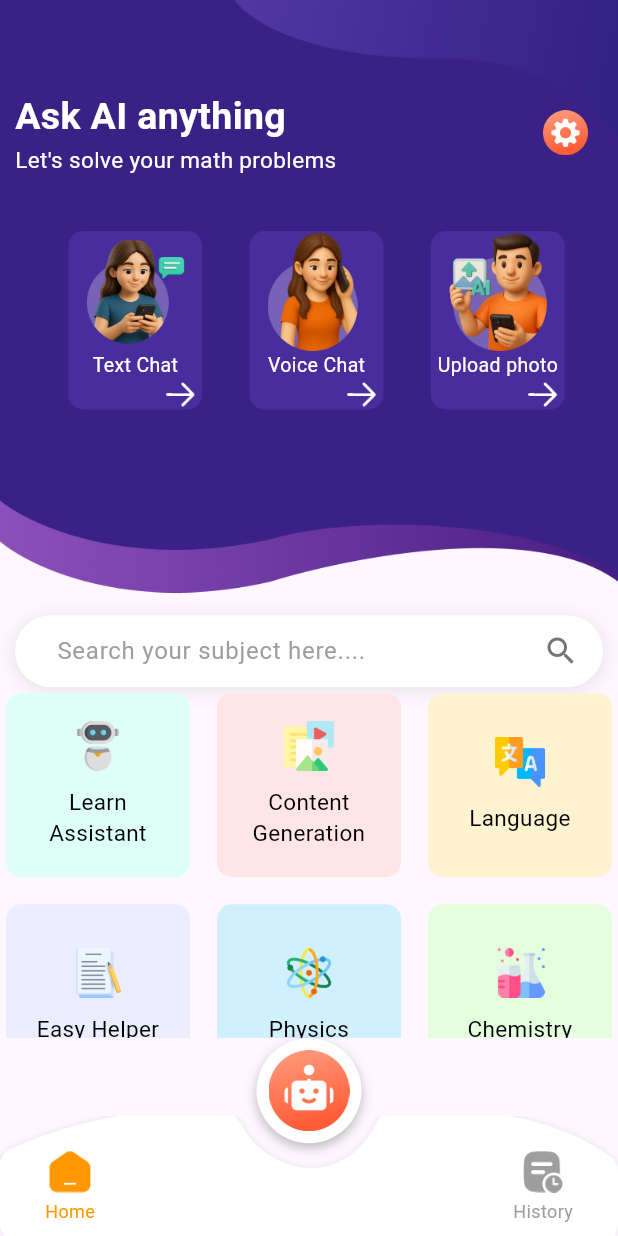
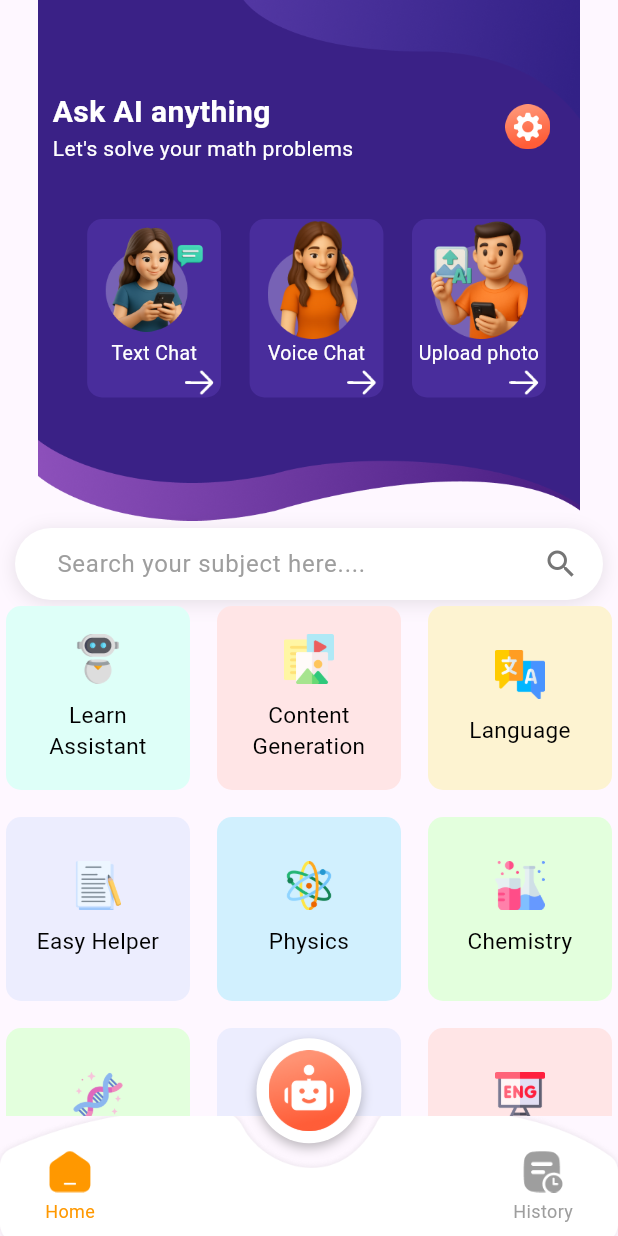
Before and after one commit to Khayooo/Ai-Math-Solver-App, a Flutter app: the Dashboard screen opened directly, on a phone screen of 412 x 824 dp. Run offline on Flutter 3.47's test engine with Material 3 defaults, Android fonts, the phone set to English and light mode, and no system bars; our stand-ins replace camera, image_cropper, image_picker.

Commit message:
refactor: Clean up and refactor Dashboard UI

```diff
--- a/lib/dashboard/dashboard.dart
+++ b/lib/dashboard/dashboard.dart
@@ -1,10 +1,8 @@
-import 'dart:io';
 import 'package:ai_math_solver/call%20screen/calling_screen.dart';
 import 'package:ai_math_solver/custom_widget/custom_card.dart';
 import 'package:ai_math_solver/model/dash_board_icons.dart';
 import 'package:ai_math_solver/utils/colors_paths.dart';
 import 'package:flutter/material.dart';
-import 'package:image_picker/image_picker.dart';
 import '../custom_widget/buttom_navigation_bar.dart';
 import '../custom_widget/dash_board_icons.dart';
 import '../scan screen/scan_screen.dart';
@@ -19,19 +17,7 @@ class Dashboard extends StatefulWidget {
 }
 
 class _DashboardState extends State<Dashboard> {
-
   int currentIndex = 0;
-  // File? _image;
-  // final  _picker = ImagePicker();
-  // pickImageFromCamera() async {
-  //   final  pickedImage = await _picker.pickImage(source: ImageSource.camera);
-  //   if(pickedImage != null) {
-  //     _image = File(pickedImage.path);
-  //     setState(() {
-  //       _image;
-  //     });
-  //   }
-  // }
 
   List<DashBoardIconsModel> dashboardMenuList = [
     DashBoardIconsModel(
@@ -108,6 +94,121 @@ class _DashboardState extends State<Dashboard> {
     ),
   ];
 
+  // // testing
+  // @override
+  // Widget build(BuildContext context) {
+  //   Size size = MediaQuery.of(context).size;
+  //   return Scaffold(
+  //     body: Stack(
+  //       children: [
+  //         /// 🔹 Main Dashboard Content
+  //         Column(
+  //           children: [
+  //             // upar wala background aur top content
+  //             Stack(
+  //               children: [
+  //                 Image.asset(AssetPaths().img_background, fit: BoxFit.fill),
+  //                 Positioned(
+  //                   top: 60,
+  //                   left: 10,
+  //                   right: 0.0,
+  //                   bottom: 0.0,
+  //                   child: Container(
+  //                     height: 390,
+  //                     width: size.width,
+  //                     child: Column(
+  //                       children: [
+  //                         // 👆 tumhara pura top content yaha...
+  //                       ],
+  //                     ),
+  //                   ),
+  //                 ),
+  //               ],
+  //             ),
+  //
+  //             SizedBox(height: 15),
+  //
+  //             // search bar
+  //             Padding(
+  //               padding: const EdgeInsets.symmetric(horizontal: 10),
+  //               child: Container(
+  //                 padding: EdgeInsets.symmetric(horizontal: 16, vertical: 12),
+  //                 decoration: BoxDecoration(
+  //                   color: Colors.white,
+  //                   borderRadius: BorderRadius.circular(25),
+  //                   boxShadow: [
+  //                     BoxShadow(
+  //                       color: Colors.black.withOpacity(0.1),
+  //                       blurRadius: 10,
+  //                       offset: Offset(0, 2),
+  //                     ),
+  //                   ],
+  //                 ),
+  //                 child: Row(
+  //                   children: [
+  //                     SizedBox(width: 12),
+  //                     Expanded(
+  //                       child: TextField(
+  //                         decoration: InputDecoration(
+  //                           hintText: AppStrings().hint_search,
+  //                           hintStyle: TextStyle(color: Colors.grey, fontSize: 16),
+  //                           border: InputBorder.none,
+  //                           isDense: true,
+  //                           contentPadding: EdgeInsets.zero,
+  //                         ),
+  //                       ),
+  //                     ),
+  //                     Icon(Icons.search, color: Colors.grey[600], size: 24),
+  //                   ],
+  //                 ),
+  //               ),
+  //             ),
+  //
+  //             /// Dashboard grid icons
+  //             Expanded(
+  //               child: GridView.builder(
+  //                 gridDelegate: const SliverGridDelegateWithFixedCrossAxisCount(
+  //                   crossAxisCount: 3,
+  //                   crossAxisSpacing: 10,
+  //                   mainAxisSpacing: 10,
+  //                 ),
+  //                 itemCount: dashboardMenuList.length,
+  //                 itemBuilder: (context, index) {
+  //                   return DashBoardIcons(
+  //                     icon: dashboardMenuList[index].icon,
+  //                     text: dashboardMenuList[index].text,
+  //                     color: dashboardMenuList[index].color,
+  //                     onPressed: () {
+  //                       if (dashboardMenuList[index].action == "Learning Assistant") {
+  //                         print("Learning Assistant Clicked");
+  //                       }
+  //                     },
+  //                   );
+  //                 },
+  //               ),
+  //             ),
+  //           ],
+  //         ),
+  //
+  //         /// 🔹 Bottom Navigation Bar (Always on top of Dashboard)
+  //         Align(
+  //           alignment: Alignment.bottomCenter,
+  //           child: BottomNavigationBarCustom(
+  //             currentIndex: currentIndex,
+  //             onTap: (index) {
+  //               setState(() {
+  //                 currentIndex = index;
+  //               });
+  //             },
+  //           ),
+  //         ),
+  //       ],
+  //     ),
+  //   );
+  // }
+
+
+
   @override
   Widget build(BuildContext context) {
     Size size = MediaQuery.of(context).size;
@@ -116,7 +217,7 @@ class _DashboardState extends State<Dashboard> {
         children: [
           Stack(
             children: [
-              Image.asset(AssetPaths().img_background, fit: BoxFit.fill),
+              Image.asset(AssetPaths().img_background, fit: BoxFit.scaleDown, height: 347,),
               Positioned(
                 top: 60,
                 left: 10,
@@ -136,16 +237,17 @@ class _DashboardState extends State<Dashboard> {
                               Text(
                                 AppStrings().ask_ai_anything,
                                 style: TextStyle(
-                                  fontSize: 25,
+                                  fontSize: 20,
                                   fontWeight: FontWeight.bold,
                                   color: ColorsPaths().white_color,
+
                                 ),
                               ),
                               Text(
                                 AppStrings().let_solve,
                                 style: TextStyle(
                                   color: ColorsPaths().white_color,
-                                  fontSize: 15,
+                                  fontSize: 14,
                                 ),
                               ),
                             ],
@@ -178,9 +280,14 @@ class _DashboardState extends State<Dashboard> {
                               text: AppStrings().voice_chat,
                               forward_button: AssetPaths().forward_button,
                               onPressed: () {
-                                Navigator.push(context, MaterialPageRoute(builder: (context) {
+                                Navigator.push(
+                                  context,
+                                  MaterialPageRoute(
+                                    builder: (context) {
                                       return const CallingScreen();
-                                }));
+                                    },
+                                  ),
+                                );
                               },
                             ),
 
@@ -192,13 +299,17 @@ class _DashboardState extends State<Dashboard> {
                               forward_button: AssetPaths().forward_button,
 
                               onPressed: () async {
-                                Navigator.push(context, MaterialPageRoute(builder: (context) {
+                                Navigator.push(
+                                  context,
+                                  MaterialPageRoute(
+                                    builder: (context) {
                                       return const ScanScreen();
-                                }));
+                                    },
+                                  ),
+                                );
                                 ;
-                              }
+                              },
                             ),
-
                           ],
                         ),
                       ),
@@ -208,7 +319,7 @@ class _DashboardState extends State<Dashboard> {
               ),
             ],
           ),
-          SizedBox(height: 15),
+          SizedBox(height: 5),
           //search bar
           Padding(
             padding: const EdgeInsets.symmetric(horizontal: 10),
@@ -227,12 +338,11 @@ class _DashboardState extends State<Dashboard> {
               ),
               child: Row(
                 children: [
-
                   SizedBox(width: 12),
                   Expanded(
                     child: TextField(
                       decoration: InputDecoration(
-                        hintText: 'Search your subject here....',
+                        hintText: AppStrings().hint_search,
                         hintStyle: TextStyle(color: Colors.grey, fontSize: 16),
                         border: InputBorder.none,
                         isDense: true,
@@ -248,6 +358,11 @@ class _DashboardState extends State<Dashboard> {
 
           //Dashbord item Menu
           Expanded(
+            child: Stack(
+              children: [
+                Positioned(child:
+                Padding(
+                  padding: const EdgeInsets.only(bottom: 80),
                   child: GridView.builder(
                     gridDelegate: const SliverGridDelegateWithFixedCrossAxisCount(
                       crossAxisCount: 3,
@@ -261,32 +376,37 @@ class _DashboardState extends State<Dashboard> {
                         text: dashboardMenuList[index].text,
                         color: dashboardMenuList[index].color,
                         onPressed: () {
-                    if (dashboardMenuList[index].action ==
-                        "Learning Assistant") {
-                      // ignore: avoid_print
+                          if (dashboardMenuList[index].action == "Learning Assistant") {
+
                             print("Learning Assistant Clicked");
                           }
                         },
                       );
                     },
                   ),
-          ),
-
-
-          //Buttom Navigation Bar
-
-
-
-        ],
-      ),
-      bottomNavigationBar: BottomNavigationBarCustom(
+                ),)
+                ,
+                Positioned(
+                    bottom: 0.0,
+                    left: 0.0,
+                    right: 0.0,
+                    child: BottomNavigationBarCustom(
                   currentIndex: currentIndex,
                   onTap: (index) {
                     setState(() {
                       currentIndex = index;
                     });
                   },
+                ))
+
+              ],
             ),
+          ),
+
+          //Buttom Navigation Bar
+        ],
+      ),
+      // bottomNavigationBar: ,
     );
   }
 }
```
Lines whose indentation alone changed are shown as unchanged.
